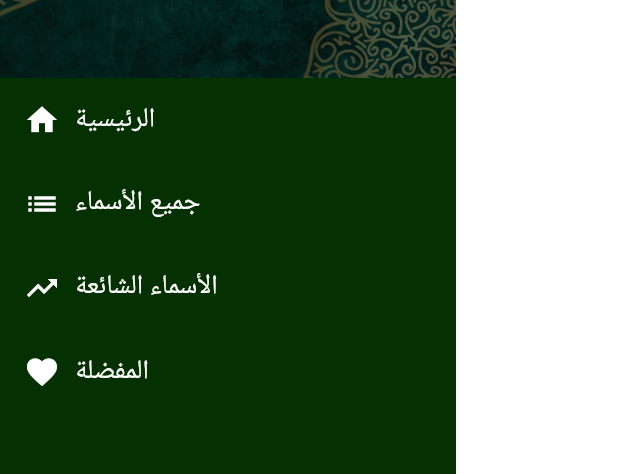
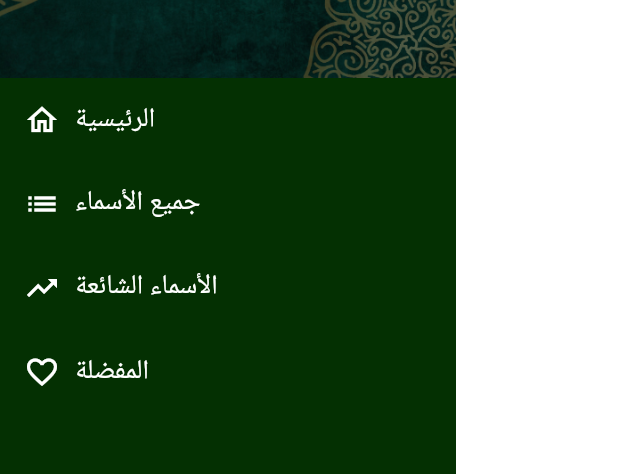
Before and after one commit to faysalzaman/arabic_names, a Flutter app: the MyDrawerWidget widget shown alone on an empty page, opened directly, on a phone screen of 412 x 824 dp. Shown: the part 378-852 px from the top of the screen. Run offline on Flutter 3.47's test engine with Material 3 defaults, Android fonts, the phone set to English and light mode, and no system bars; our stand-ins replace bloc, flutter_bloc, page_transition, scrollable_positioned_list, share_plus, shared_preferences and 1 more; accounts and stored records are empty.

Commit message:
Updated to  version 2

```diff
--- a/lib/ui_screens/home_screen.dart
+++ b/lib/ui_screens/home_screen.dart
@@ -1,5 +1,6 @@
 // ignore_for_file: must_be_immutable, library_private_types_in_public_api, unused_element
 
+import 'package:arabic_names/ui_screens/names/gender_selection_screen.dart';
 import 'package:arabic_names/utils/constants.dart';
 import 'package:flutter/material.dart';
 import 'package:flutter_bloc/flutter_bloc.dart';
@@ -378,7 +379,7 @@
           ListTile(
             title: const Row(
               children: [
-                Icon(Icons.home, color: Colors.white),
+                Icon(Icons.home_outlined, color: Colors.white),
                 SizedBox(width: 10),
                 Text(
                   'الرئيسية',
@@ -390,7 +391,7 @@
               Navigator.of(context).pushReplacement(
                 PageTransition(
                   type: PageTransitionType.fade,
-                  child: HomeScreen(),
+                  child: GenderSelectionScreen(),
                 ),
               );
             },
@@ -438,7 +439,7 @@
           ListTile(
             title: const Row(
               children: [
-                Icon(Icons.favorite, color: Colors.white),
+                Icon(Icons.favorite_outline, color: Colors.white),
                 SizedBox(width: 10),
                 Text(
                   'المفضلة',
--- a/pubspec.yaml
+++ b/pubspec.yaml
@@ -16,7 +16,7 @@
 # https://developer.apple.com/library/archive/documentation/General/Reference/InfoPlistKeyReference/Articles/CoreFoundationKeys.html
 # In Windows, build-name is used as the major, minor, and patch parts
 # of the product and file versions while build-number is used as the build suffix.
-version: 1.0.0+1
+version: 1.0.0+2
 
 environment:
   sdk: ">=3.3.1 <4.0.0"
```
Also changed, not shown: 5 other files.
